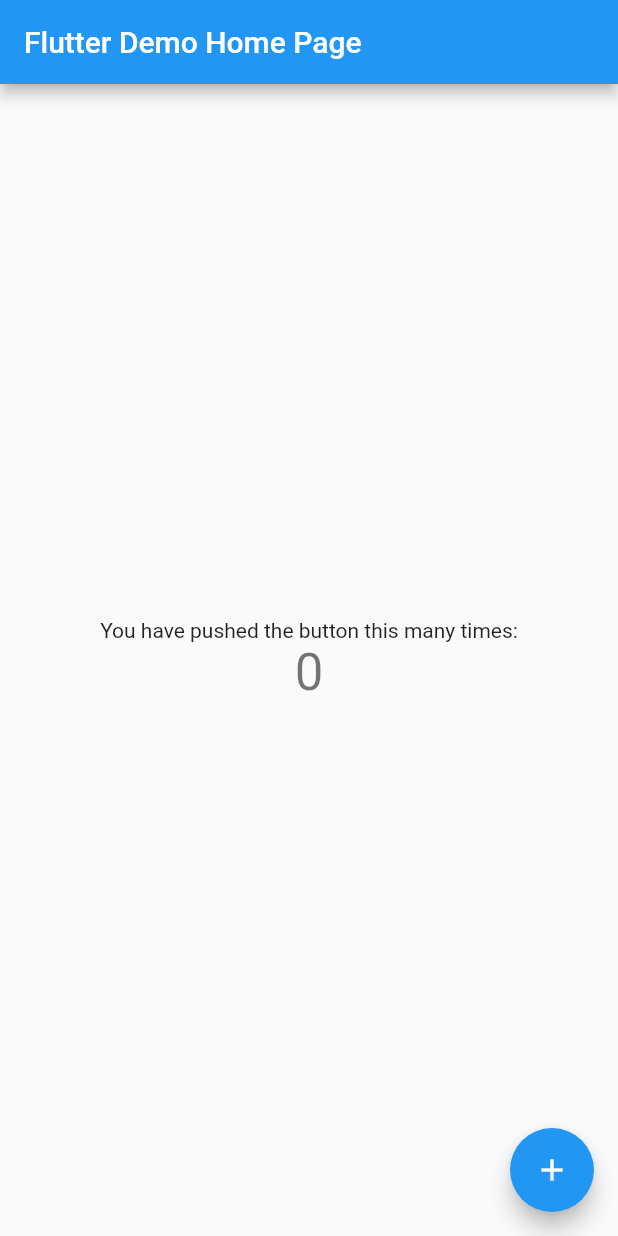
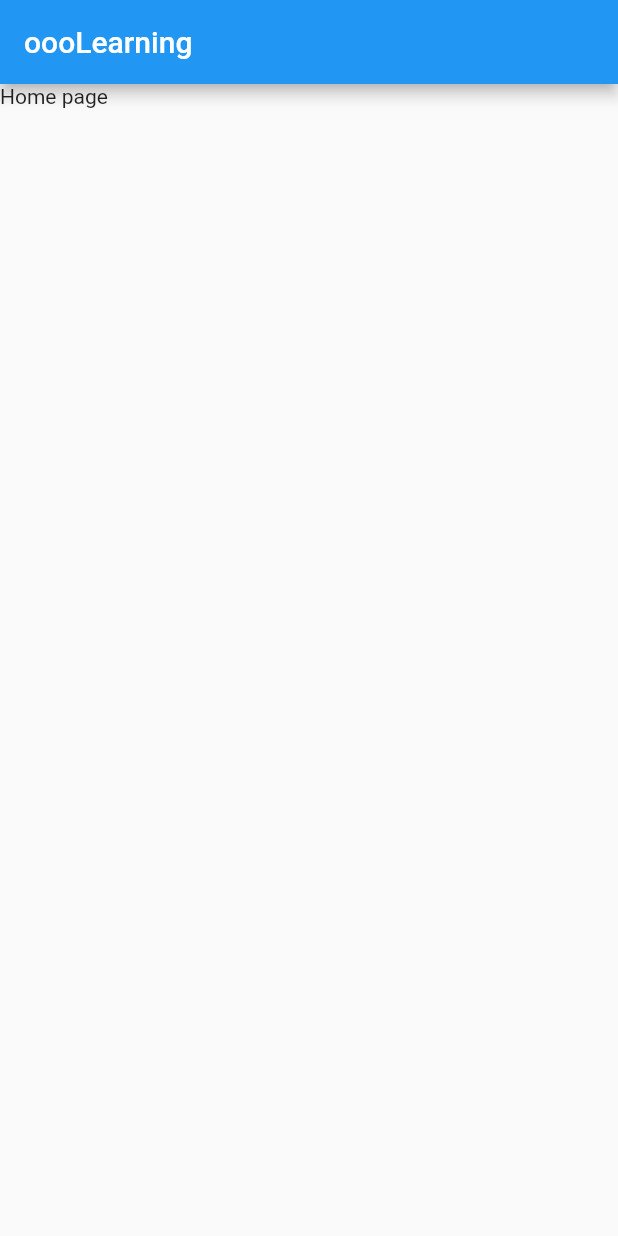
Before and after one commit to ooolearning/ooolearning-app, a Flutter app: the screen it shows after launch, on a phone screen of 412 x 824 dp. Run offline on Flutter 3.47's test engine with Material 2 defaults, Android fonts, the phone set to English and light mode, and no system bars.

Commit message:
base app

```diff
--- /dev/null
+++ b/lib/core/app.dart
@@ -0,0 +1,17 @@
+import 'package:flutter/material.dart';
+import 'package:ooolearning_app/pages/home_page.dart';
+import 'package:ooolearning_app/utils/constants.dart';
+
+class App extends StatelessWidget {
+  const App({super.key});
+
+  @override
+  Widget build(BuildContext context) {
+    return MaterialApp(
+      title: Constants.appName,
+      routes: {
+        '/': (context) => const HomePage(),
+      },
+    );
+  }
+}
--- a/lib/main.dart
+++ b/lib/main.dart
@@ -1,115 +1,6 @@
 import 'package:flutter/material.dart';
+import 'package:ooolearning_app/core/app.dart';
 
 void main() {
-  runApp(const MyApp());
+  runApp(const App());
 }
-
-class MyApp extends StatelessWidget {
-  const MyApp({super.key});
-
-  // This widget is the root of your application.
-  @override
-  Widget build(BuildContext context) {
-    return MaterialApp(
-      title: 'Flutter Demo',
-      theme: ThemeData(
-        // This is the theme of your application.
-        //
-        // Try running your application with "flutter run". You'll see the
-        // application has a blue toolbar. Then, without quitting the app, try
-        // changing the primarySwatch below to Colors.green and then invoke
-        // "hot reload" (press "r" in the console where you ran "flutter run",
-        // or simply save your changes to "hot reload" in a Flutter IDE).
-        // Notice that the counter didn't reset back to zero; the application
-        // is not restarted.
-        primarySwatch: Colors.blue,
-      ),
-      home: const MyHomePage(title: 'Flutter Demo Home Page'),
-    );
-  }
-}
-
-class MyHomePage extends StatefulWidget {
-  const MyHomePage({super.key, required this.title});
-
-  // This widget is the home page of your application. It is stateful, meaning
-  // that it has a State object (defined below) that contains fields that affect
-  // how it looks.
-
-  // This class is the configuration for the state. It holds the values (in this
-  // case the title) provided by the parent (in this case the App widget) and
-  // used by the build method of the State. Fields in a Widget subclass are
-  // always marked "final".
-
-  final String title;
-
-  @override
-  State<MyHomePage> createState() => _MyHomePageState();
-}
-
-class _MyHomePageState extends State<MyHomePage> {
-  int _counter = 0;
-
-  void _incrementCounter() {
-    setState(() {
-      // This call to setState tells the Flutter framework that something has
-      // changed in this State, which causes it to rerun the build method below
-      // so that the display can reflect the updated values. If we changed
-      // _counter without calling setState(), then the build method would not be
-      // called again, and so nothing would appear to happen.
-      _counter++;
-    });
-  }
-
-  @override
-  Widget build(BuildContext context) {
-    // This method is rerun every time setState is called, for instance as done
-    // by the _incrementCounter method above.
-    //
-    // The Flutter framework has been optimized to make rerunning build methods
-    // fast, so that you can just rebuild anything that needs updating rather
-    // than having to individually change instances of widgets.
-    return Scaffold(
-      appBar: AppBar(
-        // Here we take the value from the MyHomePage object that was created by
-        // the App.build method, and use it to set our appbar title.
-        title: Text(widget.title),
-      ),
-      body: Center(
-        // Center is a layout widget. It takes a single child and positions it
-        // in the middle of the parent.
-        child: Column(
-          // Column is also a layout widget. It takes a list of children and
-          // arranges them vertically. By default, it sizes itself to fit its
-          // children horizontally, and tries to be as tall as its parent.
-          //
-          // Invoke "debug painting" (press "p" in the console, choose the
-          // "Toggle Debug Paint" action from the Flutter Inspector in Android
-          // Studio, or the "Toggle Debug Paint" command in Visual Studio Code)
-          // to see the wireframe for each widget.
-          //
-          // Column has various properties to control how it sizes itself and
-          // how it positions its children. Here we use mainAxisAlignment to
-          // center the children vertically; the main axis here is the vertical
-          // axis because Columns are vertical (the cross axis would be
-          // horizontal).
-          mainAxisAlignment: MainAxisAlignment.center,
-          children: <Widget>[
-            const Text(
-              'You have pushed the button this many times:',
-            ),
-            Text(
-              '$_counter',
-              style: Theme.of(context).textTheme.headlineMedium,
-            ),
-          ],
-        ),
-      ),
-      floatingActionButton: FloatingActionButton(
-        onPressed: _incrementCounter,
-        tooltip: 'Increment',
-        child: const Icon(Icons.add),
-      ), // This trailing comma makes auto-formatting nicer for build methods.
-    );
-  }
-}
--- /dev/null
+++ b/lib/pages/home_page.dart
@@ -0,0 +1,11 @@
+import 'package:flutter/material.dart';
+import 'package:ooolearning_app/widgets/base_page.dart';
+
+class HomePage extends StatelessWidget {
+  const HomePage({super.key});
+
+  @override
+  Widget build(BuildContext context) {
+    return const BasePage(child: Text('Home page'));
+  }
+}
--- /dev/null
+++ b/lib/utils/constants.dart
@@ -0,0 +1,3 @@
+class Constants {
+  static const appName = 'oooLearning';
+}
--- /dev/null
+++ b/lib/widgets/base_page.dart
@@ -0,0 +1,18 @@
+import 'package:flutter/material.dart';
+
+class BasePage extends StatelessWidget {
+  const BasePage({
+    super.key,
+    required this.child,
+  });
+
+  final Widget child;
+
+  @override
+  Widget build(BuildContext context) {
+    return Scaffold(
+      appBar: AppBar(title: const Text('oooLearning')),
+      body: child,
+    );
+  }
+}
```
Also changed, not shown: analysis_options.yaml (+0 -25 lines), pubspec.yaml (+2 -68 lines), 1 other file.
